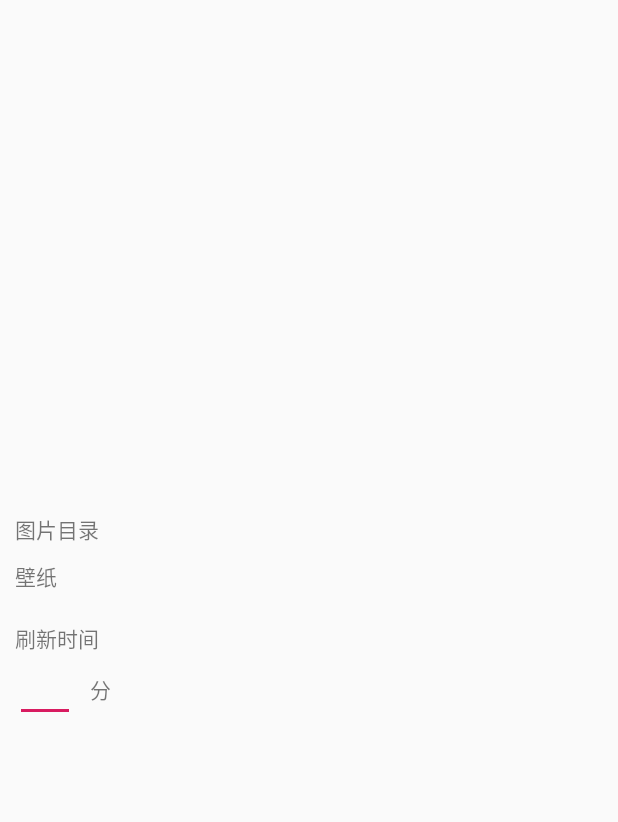
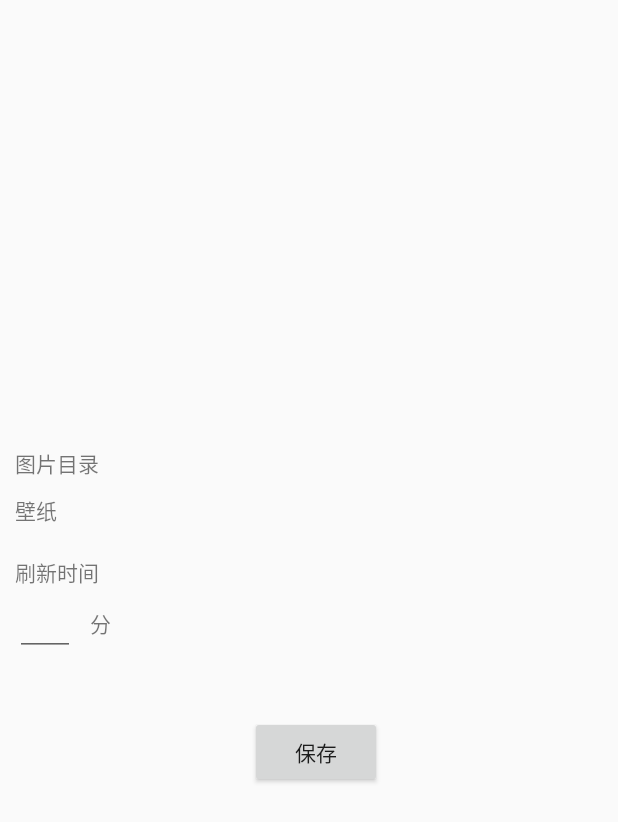
Before and after one commit to originalMemory/auto-wallpaper, an Android app: the layout activity_main.xml on its own in the app's theme, with its tools: preview values and no code run, on a phone screen of 412 x 824 dp. Shown: the top 822 px of the screen. Run offline under Robolectric (Android 15) with nearby library versions, the phone set to English and light mode, and no system bars.

Commit message:
ADD: 壁纸切换功能

```diff
--- a/app/src/main/AndroidManifest.xml
+++ b/app/src/main/AndroidManifest.xml
@@ -6,6 +6,7 @@
     <uses-permission android:name="android.permission.SET_WALLPAPER"/>
 
     <application
+        android:name=".helper.GlobalApplication"
         android:allowBackup="true"
         android:icon="@mipmap/ic_launcher"
         android:label="@string/app_name"
@@ -19,6 +20,11 @@
                 <category android:name="android.intent.category.LAUNCHER"/>
             </intent-filter>
         </activity>
+
+        <service
+            android:name=".AutoWallpaperService"
+            android:exported="false"
+            android:label="@string/app_name"/>
     </application>
 
 </manifest>
--- a/app/src/main/res/layout/activity_main.xml
+++ b/app/src/main/res/layout/activity_main.xml
@@ -1,8 +1,12 @@
 <?xml version="1.0" encoding="utf-8"?>
-<LinearLayout xmlns:android="http://schemas.android.com/apk/res/android"
+<LinearLayout
+    xmlns:android="http://schemas.android.com/apk/res/android"
     xmlns:tools="http://schemas.android.com/tools"
+    android:id="@+id/container"
     android:layout_width="match_parent"
     android:layout_height="match_parent"
+    android:focusable="true"
+    android:focusableInTouchMode="true"
     android:gravity="center_vertical"
     android:orientation="vertical"
     android:paddingStart="10dp"
@@ -11,22 +15,22 @@
     <TextView
         android:layout_width="wrap_content"
         android:layout_height="wrap_content"
-        android:text="图片目录" />
+        android:text="图片目录"/>
 
     <TextView
         android:id="@+id/imageFolderPathTextView"
-        android:layout_width="wrap_content"
+        android:layout_width="match_parent"
         android:layout_height="wrap_content"
         android:layout_marginTop="10dp"
         android:ellipsize="end"
         android:maxLines="1"
-        android:text="壁纸" />
+        android:text="壁纸"/>
 
     <TextView
         android:layout_width="wrap_content"
         android:layout_height="wrap_content"
         android:layout_marginTop="20dp"
-        android:text="刷新时间" />
+        android:text="刷新时间"/>
 
     <LinearLayout
         android:layout_width="wrap_content"
@@ -36,14 +40,22 @@
             android:id="@+id/timeIntervalEditText"
             android:layout_width="40dp"
             android:layout_height="wrap_content"
-            android:inputType="number" />
+            android:inputType="number"/>
 
         <TextView
             android:layout_width="wrap_content"
             android:layout_height="wrap_content"
             android:layout_marginStart="10dp"
-            android:text="分" />
+            android:text="分"/>
 
     </LinearLayout>
 
+    <Button
+        android:id="@+id/saveButton"
+        android:layout_width="wrap_content"
+        android:layout_height="wrap_content"
+        android:layout_gravity="center_horizontal"
+        android:layout_marginTop="40dp"
+        android:text="保存"/>
+
 </LinearLayout>
```
Lines whose indentation alone changed are shown as unchanged.
